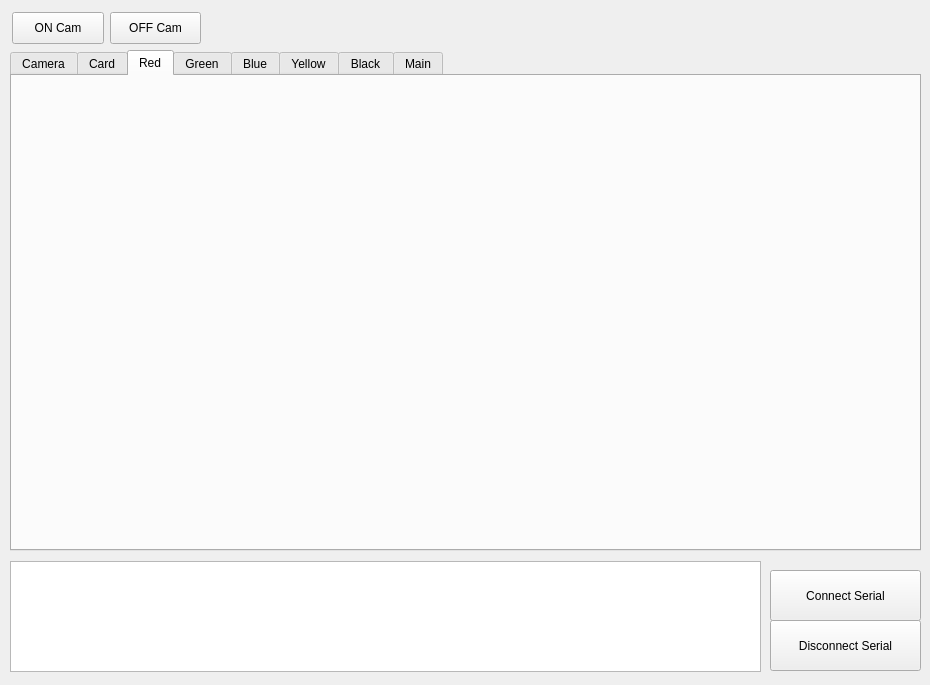
Before: the Qt Designer form demo2gui.ui in NickPolakrit/ImagePro67Gui, drawn with Qt 5.
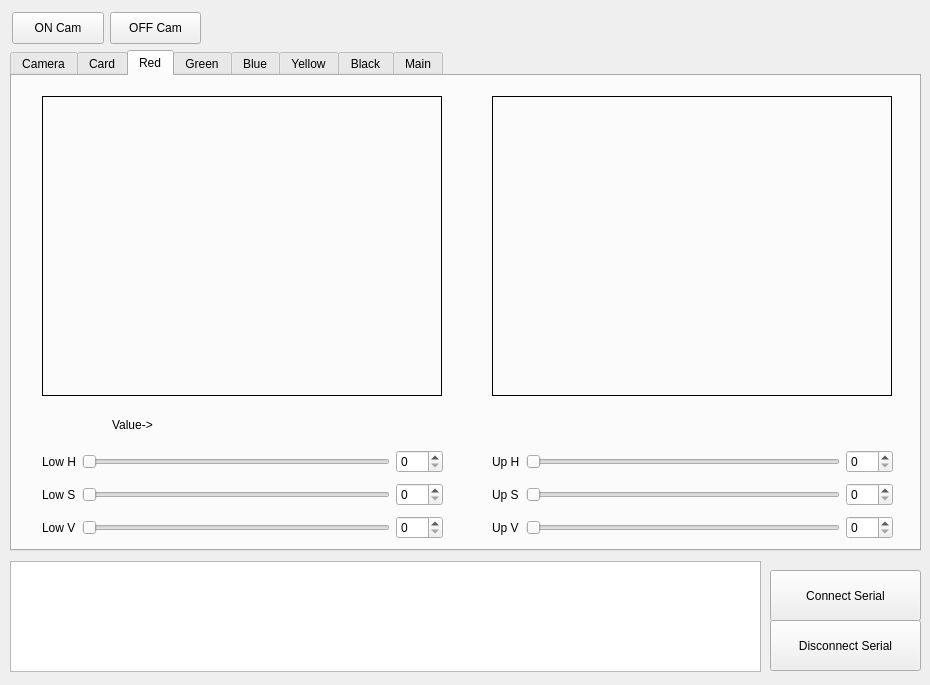
After: the same form once the commit is applied. The open tabs and pages were chosen to show the change.

```diff
--- a/demo2gui.ui
+++ b/demo2gui.ui
@@ -435,6 +435,219 @@
     <attribute name="title">
      <string>Red</string>
     </attribute>
+    <widget class="QLabel" name="frame_red">
+     <property name="geometry">
+      <rect>
+       <x>30</x>
+       <y>20</y>
+       <width>400</width>
+       <height>300</height>
+      </rect>
+     </property>
+     <property name="frameShape">
+      <enum>QFrame::Box</enum>
+     </property>
+     <property name="text">
+      <string/>
+     </property>
+    </widget>
+    <widget class="QWidget" name="gridLayoutWidget_3">
+     <property name="geometry">
+      <rect>
+       <x>480</x>
+       <y>370</y>
+       <width>401</width>
+       <height>98</height>
+      </rect>
+     </property>
+     <layout class="QGridLayout" name="gridLayout_3">
+      <item row="2" column="1">
+       <widget class="QSlider" name="red_uv">
+        <property name="maximum">
+         <number>255</number>
+        </property>
+        <property name="orientation">
+         <enum>Qt::Horizontal</enum>
+        </property>
+       </widget>
+      </item>
+      <item row="1" column="1">
+       <widget class="QSlider" name="red_us">
+        <property name="maximum">
+         <number>255</number>
+        </property>
+        <property name="orientation">
+         <enum>Qt::Horizontal</enum>
+        </property>
+       </widget>
+      </item>
+      <item row="0" column="1">
+       <widget class="QSlider" name="red_uh">
+        <property name="maximum">
+         <number>179</number>
+        </property>
+        <property name="orientation">
+         <enum>Qt::Horizontal</enum>
+        </property>
+       </widget>
+      </item>
+      <item row="1" column="2">
+       <widget class="QSpinBox" name="spinBox_7">
+        <property name="maximum">
+         <number>255</number>
+        </property>
+       </widget>
+      </item>
+      <item row="0" column="2">
+       <widget class="QSpinBox" name="spinBox_8">
+        <property name="maximum">
+         <number>179</number>
+        </property>
+       </widget>
+      </item>
+      <item row="2" column="2">
+       <widget class="QSpinBox" name="spinBox_9">
+        <property name="maximum">
+         <number>255</number>
+        </property>
+       </widget>
+      </item>
+      <item row="0" column="0">
+       <widget class="QLabel" name="label_7">
+        <property name="text">
+         <string>Up H</string>
+        </property>
+       </widget>
+      </item>
+      <item row="2" column="0">
+       <widget class="QLabel" name="label_8">
+        <property name="text">
+         <string>Up V</string>
+        </property>
+       </widget>
+      </item>
+      <item row="1" column="0">
+       <widget class="QLabel" name="label_9">
+        <property name="text">
+         <string>Up S</string>
+        </property>
+       </widget>
+      </item>
+     </layout>
+    </widget>
+    <widget class="QLabel" name="frame_red2">
+     <property name="geometry">
+      <rect>
+       <x>480</x>
+       <y>20</y>
+       <width>400</width>
+       <height>300</height>
+      </rect>
+     </property>
+     <property name="frameShape">
+      <enum>QFrame::Box</enum>
+     </property>
+     <property name="text">
+      <string/>
+     </property>
+    </widget>
+    <widget class="QWidget" name="gridLayoutWidget_4">
+     <property name="geometry">
+      <rect>
+       <x>30</x>
+       <y>370</y>
+       <width>401</width>
+       <height>98</height>
+      </rect>
+     </property>
+     <layout class="QGridLayout" name="gridLayout_4">
+      <item row="2" column="1">
+       <widget class="QSlider" name="red_lv">
+        <property name="maximum">
+         <number>255</number>
+        </property>
+        <property name="orientation">
+         <enum>Qt::Horizontal</enum>
+        </property>
+       </widget>
+      </item>
+      <item row="1" column="1">
+       <widget class="QSlider" name="red_ls">
+        <property name="maximum">
+         <number>255</number>
+        </property>
+        <property name="orientation">
+         <enum>Qt::Horizontal</enum>
+        </property>
+       </widget>
+      </item>
+      <item row="1" column="0">
+       <widget class="QLabel" name="label_10">
+        <property name="text">
+         <string>Low S</string>
+        </property>
+       </widget>
+      </item>
+      <item row="2" column="0">
+       <widget class="QLabel" name="label_11">
+        <property name="text">
+         <string>Low V</string>
+        </property>
+       </widget>
+      </item>
+      <item row="0" column="0">
+       <widget class="QLabel" name="label_12">
+        <property name="text">
+         <string>Low H</string>
+        </property>
+       </widget>
+      </item>
+      <item row="1" column="2">
+       <widget class="QSpinBox" name="spinBox_10">
+        <property name="maximum">
+         <number>255</number>
+        </property>
+       </widget>
+      </item>
+      <item row="0" column="2">
+       <widget class="QSpinBox" name="spinBox_11">
+        <property name="maximum">
+         <number>179</number>
+        </property>
+       </widget>
+      </item>
+      <item row="2" column="2">
+       <widget class="QSpinBox" name="spinBox_12">
+        <property name="maximum">
+         <number>255</number>
+        </property>
+       </widget>
+      </item>
+      <item row="0" column="1">
+       <widget class="QSlider" name="red_lh">
+        <property name="maximum">
+         <number>179</number>
+        </property>
+        <property name="orientation">
+         <enum>Qt::Horizontal</enum>
+        </property>
+       </widget>
+      </item>
+     </layout>
+    </widget>
+    <widget class="QLabel" name="red_value">
+     <property name="geometry">
+      <rect>
+       <x>100</x>
+       <y>340</y>
+       <width>671</width>
+       <height>17</height>
+      </rect>
+     </property>
+     <property name="text">
+      <string>Value-&gt;</string>
+     </property>
+    </widget>
    </widget>
    <widget class="QWidget" name="tab_6">
     <attribute name="title">
```
Left out of the diff: 1507 changed lines with no effect on the pictures.
